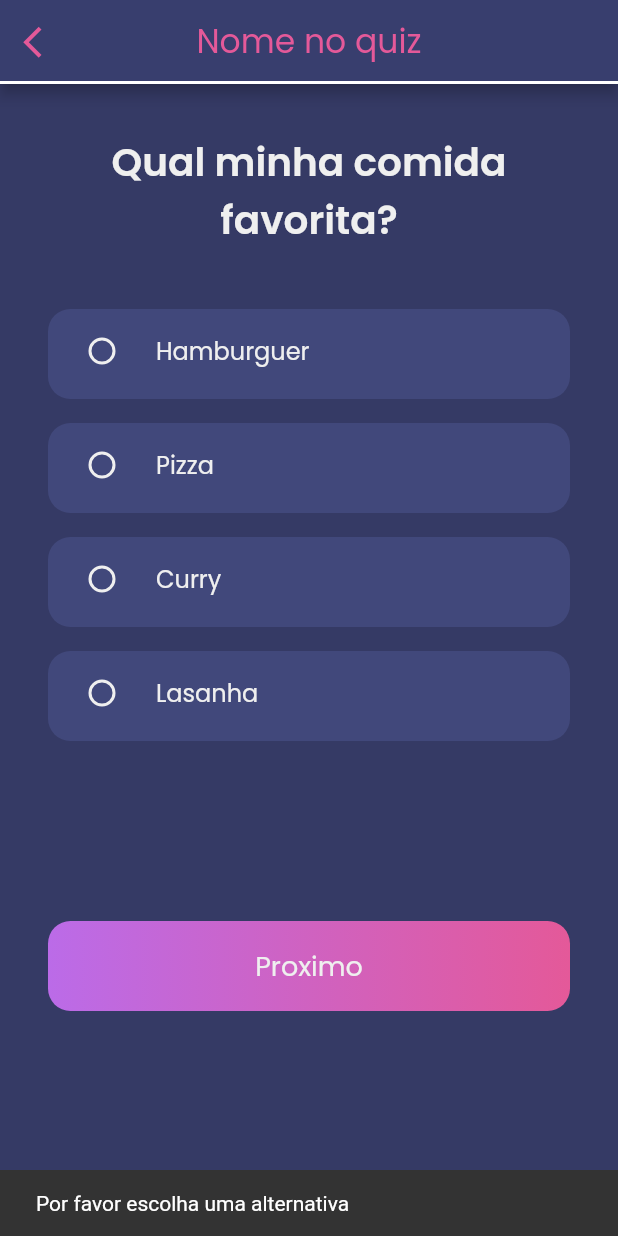
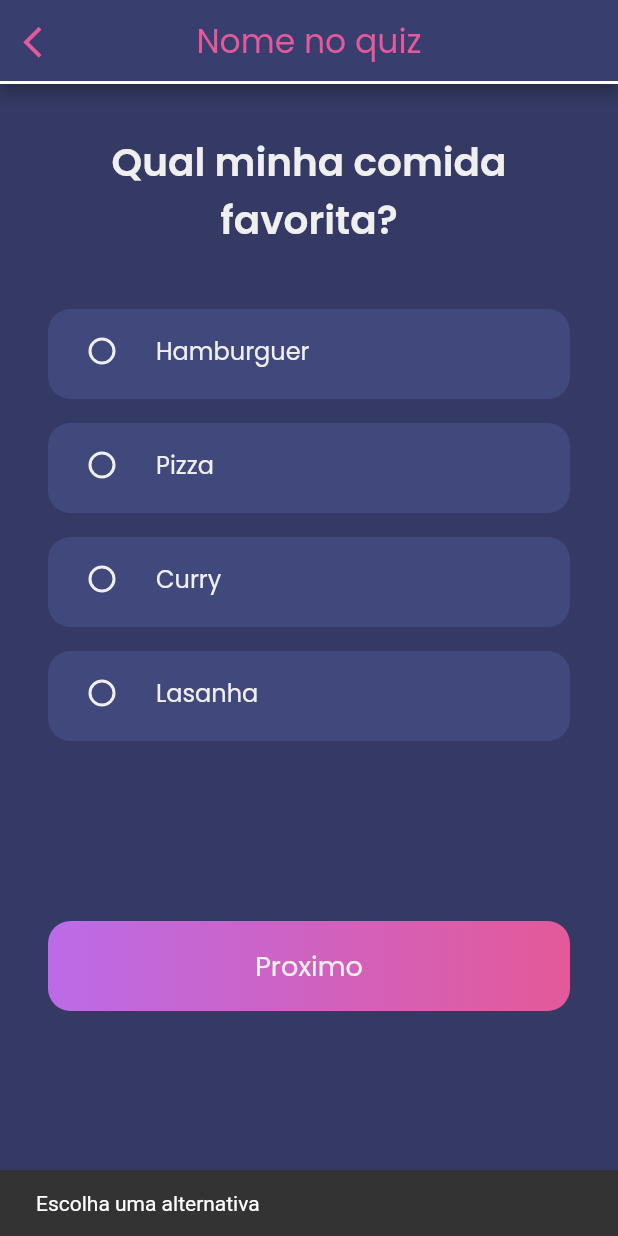
Before and after one commit to estermabel/quizyz, a Flutter app: the GamePage screen opened directly, after a tap on "Proximo", on a phone screen of 412 x 824 dp. Run offline on Flutter 3.47's test engine with Material 2 defaults, Android fonts, the phone set to English and light mode, and no system bars; our stand-ins replace bubble_bottom_bar, dio, flutter_svg, google_fonts, liquid_pull_to_refresh, pull_to_refresh and 3 more; accounts and stored records are empty.

Commit message:
Issue #9 refactor issue concluida

```diff
--- a/lib/pages/home/game/game_page.dart
+++ b/lib/pages/home/game/game_page.dart
@@ -120,45 +120,54 @@ class _GamePageState extends State<GamePage> with TickerProviderStateMixin {
                     bottom: 42.0, left: 16.0, right: 16.0),
                 child: QuizyzAppButton(
                   title: "Proximo",
-                    onTap: () => runFunction == true
-                        ? setState(() {
+                  onTap: () {
+                    if (runFunction == true) {
                       if (key.currentState.radioIndex != null) {
+                        setState(() {
                           key.currentState.showAnswer = true;
                           runFunction = !runFunction;
+                        });
                         Future.delayed(Duration(seconds: 2), () {
                           if (ponteiro < perguntaList.length - 1) {
                             setState(() {
                               runFunction = !runFunction;
                               key.currentState.showAnswer = false;
                               key.currentState.radioIndex = null;
+
                               ponteiro++;
-                                    appBarProgress = appBarProgress + 0.1;
-                                    _controller.animateTo(appBarProgress,
-                                        duration: Duration(seconds: 5));
+                              animateAppProgress();
                             });
                           } else {
-                                  ScaffoldMessenger.of(context).showSnackBar(
-                                    SnackBar(
-                                      content: Text("Fim da lista :3 "),
-                                    ),
-                                  );
+                            animateAppProgress();
+                            showSnackBarWithMessage(context, "Fim da lista :3");
                           }
                         });
                       } else {
-                              ScaffoldMessenger.of(context).showSnackBar(
-                                SnackBar(
-                                  content:
-                                      Text("Por favor escolha uma alternativa"),
+                        showSnackBarWithMessage(
+                            context, "Escolha uma alternativa");
+                      }
+                    }
+                  },
                 ),
-                              );
-                            }
-                          })
-                        : null,
-                  )),
+              ),
             )
           ],
         ),
       ),
     );
   }
+
+  void showSnackBarWithMessage(BuildContext context, String mensage) {
+    ScaffoldMessenger.of(context).showSnackBar(
+      SnackBar(
+        content: Text(mensage),
+      ),
+    );
   }
+
+  void animateAppProgress() {
+    appBarProgress = appBarProgress + 0.1;
+    _controller.animateTo(appBarProgress,
+        duration: Duration(milliseconds: 1000));
+  }
+}
```
Lines whose indentation alone changed are shown as unchanged.
